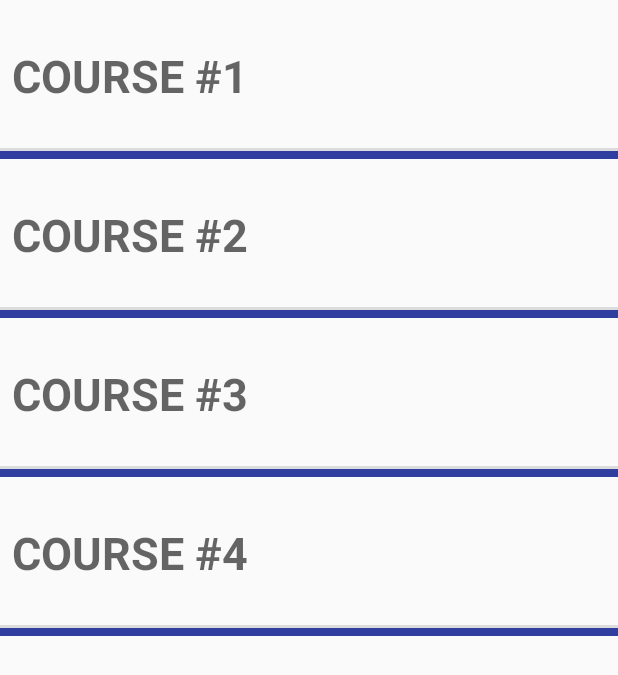
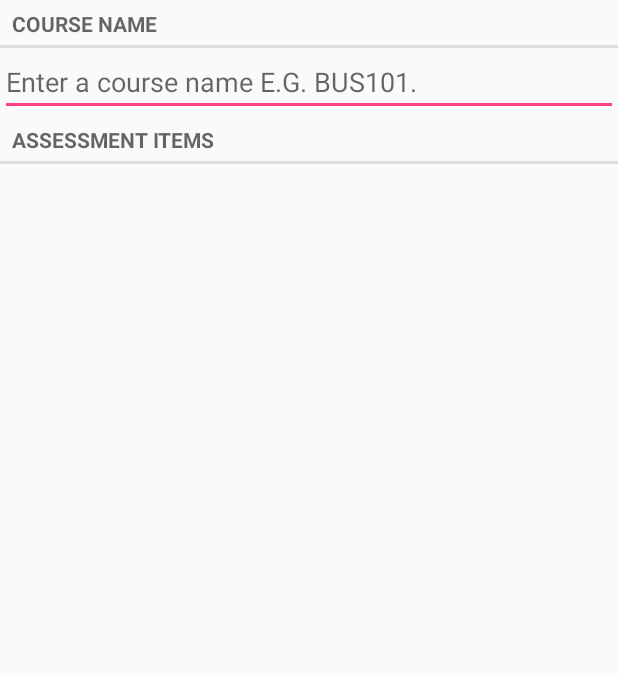
Before and after one commit to hirvi3/Grade-ulator, an Android app: the screen it shows after launch (CourseListActivity before the commit, CourseActivity after it), after a tap on an icon or button, on a phone screen of 412 x 824 dp. Shown: the top 675 px of the screen. Run offline under Robolectric (Android 15) with nearby library versions, the light colour scheme and no system bars.

Commit message:
Fixed manifest

```diff
--- a/app/src/main/AndroidManifest.xml
+++ b/app/src/main/AndroidManifest.xml
@@ -16,6 +16,10 @@
                 <category android:name="android.intent.category.LAUNCHER" />
             </intent-filter>
         </activity>
+        <activity
+            android:name=".CourseActivity"
+            android:screenOrientation="portrait">
+            </activity>
     </application>
 
 </manifest>
--- a/app/src/main/java/com/harry/grade_ulator/Course.java
+++ b/app/src/main/java/com/harry/grade_ulator/Course.java
@@ -29,11 +29,11 @@ public class Course {
         mTitle = title;
     }
 
-    public Integer getCourse() {
+/*    public Integer getCourse() {
         return mCourse;
     }
 
     public void setCourse(Integer course) {
         mCourse = course;
-    }
+    }*/
 }
--- a/app/src/main/java/com/harry/grade_ulator/CourseListFragment.java
+++ b/app/src/main/java/com/harry/grade_ulator/CourseListFragment.java
@@ -1,5 +1,6 @@
 package com.harry.grade_ulator;
 
+import android.content.Intent;
 import android.os.Bundle;
 import android.support.v4.app.Fragment;
 import android.support.v7.widget.LinearLayoutManager;
@@ -53,9 +54,8 @@ public class CourseListFragment extends Fragment {
 
         @Override
         public void onClick(View v) {
-            Toast.makeText(getActivity(),
-                    mCourse.getTitle() + " clicked!", Toast.LENGTH_SHORT)
-                    .show();
+            Intent intent = new Intent(getActivity(), CourseActivity.class);
+            startActivity(intent);
         }
 
         public void bindCourse(Course course) {
--- a/build.gradle
+++ b/build.gradle
@@ -5,7 +5,7 @@ buildscript {
         jcenter()
     }
     dependencies {
-        classpath 'com.android.tools.build:gradle:2.2.1'
+        classpath 'com.android.tools.build:gradle:2.2.2'
 
         // NOTE: Do not place your application dependencies here; they belong
         // in the individual module build.gradle files
```
